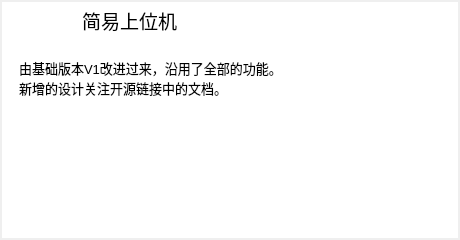
First picture: the form in versionintroductionform.ui, repository snqx-lqh/JYSWJ, before the edit.
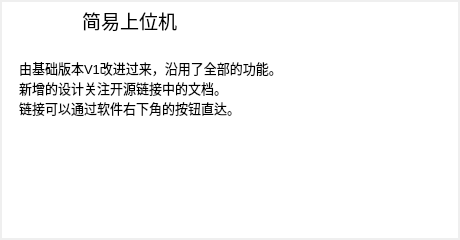
Second picture: the form after the edit. Icons and pictures are not drawn.

Patch:
```diff
--- a/versionintroductionform.ui
+++ b/versionintroductionform.ui
@@ -82,7 +82,8 @@
 &lt;p style=&quot; margin-top:0px; margin-bottom:0px; margin-left:0px; margin-right:0px; -qt-block-indent:0; text-indent:0px;&quot;&gt;&lt;span style=&quot; font-size:14pt;&quot;&gt;            简易上位机&lt;/span&gt;&lt;/p&gt;
 &lt;p align=&quot;center&quot; style=&quot;-qt-paragraph-type:empty; margin-top:0px; margin-bottom:0px; margin-left:0px; margin-right:0px; -qt-block-indent:0; text-indent:0px; font-size:14pt;&quot;&gt;&lt;br /&gt;&lt;/p&gt;
 &lt;p style=&quot; margin-top:0px; margin-bottom:0px; margin-left:0px; margin-right:0px; -qt-block-indent:0; text-indent:0px;&quot;&gt;&lt;span style=&quot; font-size:10pt;&quot;&gt;由基础版本V1改进过来，沿用了全部的功能。&lt;/span&gt;&lt;/p&gt;
-&lt;p style=&quot; margin-top:0px; margin-bottom:0px; margin-left:0px; margin-right:0px; -qt-block-indent:0; text-indent:0px;&quot;&gt;&lt;span style=&quot; font-size:10pt;&quot;&gt;新增的设计关注开源链接中的文档。&lt;/span&gt;&lt;/p&gt;&lt;/body&gt;&lt;/html&gt;</string>
+&lt;p style=&quot; margin-top:0px; margin-bottom:0px; margin-left:0px; margin-right:0px; -qt-block-indent:0; text-indent:0px;&quot;&gt;&lt;span style=&quot; font-size:10pt;&quot;&gt;新增的设计关注开源链接中的文档。&lt;/span&gt;&lt;/p&gt;
+&lt;p style=&quot; margin-top:0px; margin-bottom:0px; margin-left:0px; margin-right:0px; -qt-block-indent:0; text-indent:0px;&quot;&gt;&lt;span style=&quot; font-size:10pt;&quot;&gt;链接可以通过软件右下角的按钮直达。&lt;/span&gt;&lt;/p&gt;&lt;/body&gt;&lt;/html&gt;</string>
         </property>
         <property name="textInteractionFlags">
          <set>Qt::NoTextInteraction</set>
```
